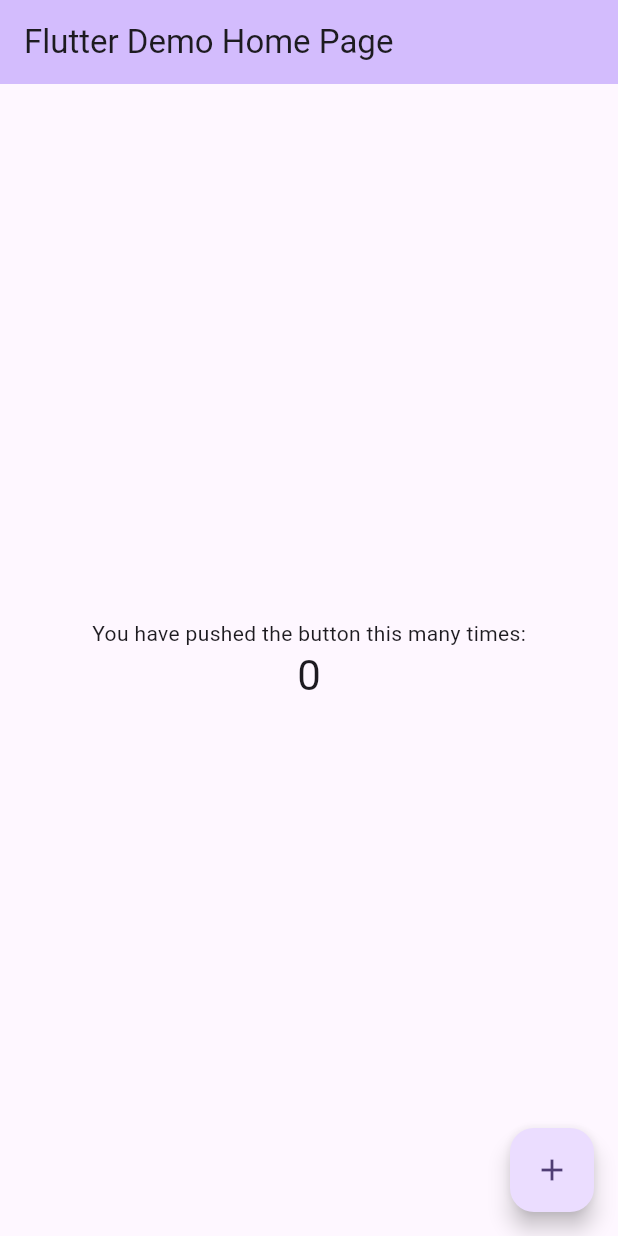
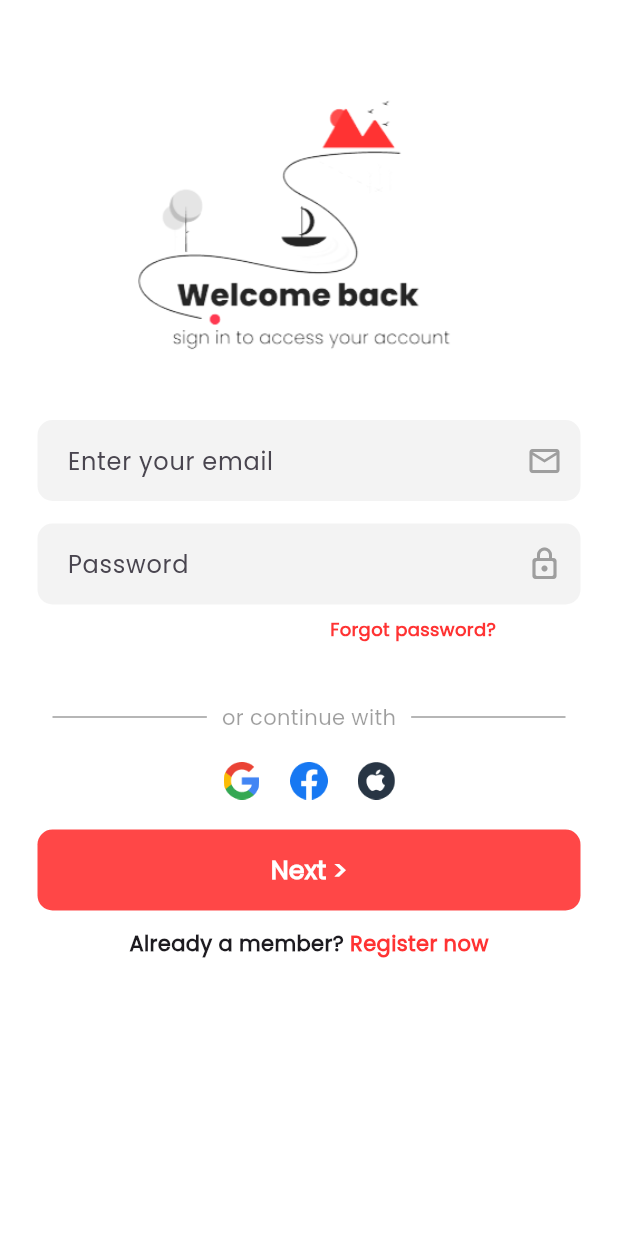
Before and after one commit to SANJAIKUMAR-28/Ride_Hailing_Service_UserApp, a Flutter app: the screen it shows after launch, on a phone screen of 412 x 824 dp. Run offline on Flutter 3.47's test engine with Material 2 defaults, Android fonts, the phone set to English and light mode, and no system bars.

Commit message:
login in sign up

```diff
--- /dev/null
+++ b/lib/LoginSignup/Login.dart
@@ -0,0 +1,244 @@
+import 'package:flutter/material.dart';
+import 'package:velocito/LoginSignup/Signup.dart';
+
+class Login extends StatefulWidget {
+  const Login({super.key});
+
+  @override
+  State<Login> createState() => _LoginState();
+}
+
+class _LoginState extends State<Login> {
+  final _formkey = GlobalKey<FormState>();
+  final emailEditingController = new TextEditingController();
+  final passwordEditingController = new TextEditingController();
+  @override
+  Widget build(BuildContext context) {
+    final emailField = Material(
+        borderRadius: BorderRadius.circular(10),
+        color: Color.fromRGBO(196, 196, 196, 0.2),
+        child: TextFormField(
+          autofocus: false,
+          controller: emailEditingController,
+          style: TextStyle(fontFamily: 'Arimo'),
+          keyboardType: TextInputType.emailAddress,
+          validator: (value) {
+            if (value!.isEmpty) {
+              return ("Enter your email");
+            }
+            // if(!RegExp("^[a-zA-Z0-9+_.-]+@[bitsathy]+.[a-z]").hasMatch(value)){
+            //   return("Please enter a valid email!");
+            // }
+            return null;
+          },
+          onSaved: (value) {
+            emailEditingController.text = value!;
+          },
+          textInputAction: TextInputAction.next,
+          decoration: InputDecoration(
+              suffixIcon: Icon(
+                Icons.mail_outline,
+                color: Colors.grey,
+              ),
+              contentPadding: EdgeInsets.fromLTRB(20, 15, 20, 15),
+              hintText: "Enter your email",
+              hintStyle: TextStyle(fontFamily: 'Arimo'),
+              border: InputBorder.none),
+        ));
+    final passwordField = Material(
+        borderRadius: BorderRadius.circular(10),
+        color: Color.fromRGBO(196, 196, 196, 0.2),
+        child: TextFormField(
+          autofocus: false,
+          controller: passwordEditingController,
+          style: TextStyle(fontFamily: 'Arimo'),
+          validator: (value) {
+            RegExp regex = new RegExp(r'^.{6,}$');
+            if (value!.isEmpty) {
+              return ("Password required");
+            }
+            if (!regex.hasMatch(value)) {
+              return ("Please enter valid password(Min. 6 character");
+            }
+          },
+          onSaved: (value) {
+            passwordEditingController.text = value!;
+          },
+          textInputAction: TextInputAction.next,
+          decoration: InputDecoration(
+              suffixIcon: Icon(Icons.lock_outline_rounded, color: Colors.grey),
+              contentPadding: EdgeInsets.fromLTRB(20, 15, 20, 15),
+              hintText: "Password",
+              hintStyle: TextStyle(fontFamily: 'Arimo'),
+              // suffixIcon: InkWell(
+              //   onTap: _toggleview,
+              //   child: Icon(
+              //     _isHidden
+              //         ?Icons.visibility_off_outlined
+              //         :Icons.visibility_outlined,
+              //     color: Color.fromRGBO(0, 0, 0, 1.0),
+              //   ),
+              // ),
+              border: InputBorder.none),
+        ));
+    final loginButton = Material(
+      borderRadius: BorderRadius.circular(10),
+      color: Color.fromRGBO(255, 51, 51, 0.9),
+      child: MaterialButton(
+        padding: EdgeInsets.fromLTRB(20, 15, 20, 15),
+        minWidth: MediaQuery.of(context).size.width,
+        onPressed: () async {},
+        child: Text(
+          "Next >",
+          textAlign: TextAlign.center,
+          style: TextStyle(
+              fontSize: 17,
+              fontFamily: 'Arimo',
+              color: Colors.white,
+              fontWeight: FontWeight.bold),
+        ),
+      ),
+    );
+    return Scaffold(
+      backgroundColor: Colors.white,
+      body: SingleChildScrollView(
+        child: Center(
+          child: Padding(
+            padding: const EdgeInsets.all(25.0),
+            child: Form(
+              key: _formkey,
+              child: Column(
+                children: [
+                  SizedBox(
+                    height: 30,
+                  ),
+                  Image.asset(
+                    'assets/loginimg.png',
+                    fit: BoxFit.fill,
+                    height: 200,
+                    width: 250,
+                  ),
+                  SizedBox(
+                    height: 25,
+                  ),
+                  emailField,
+                  SizedBox(
+                    height: 15,
+                  ),
+                  passwordField,
+                  SizedBox(
+                    height: 8,
+                  ),
+                  Row(children: [
+                    SizedBox(
+                      width: 195,
+                    ),
+                    InkWell(
+                      child: Text(
+                        'Forgot password?',
+                        style: TextStyle(
+                            fontSize: 12,
+                            fontFamily: 'Arimo',
+                            color: Color.fromRGBO(255, 51, 51, 1.0),
+                            fontWeight: FontWeight.bold),
+                      ),
+                      onTap: () {},
+                    ),
+                  ]),
+                  SizedBox(height: 40),
+                  Row(
+                    mainAxisAlignment: MainAxisAlignment.center,
+                    children: [
+                      Expanded(
+                        child: Divider(
+                          color: Colors.black38,
+                          indent: 10,
+                          endIndent: 10,
+                        ),
+                      ),
+                      Text(
+                        'or continue with',
+                        style: TextStyle(
+                            fontWeight: FontWeight.normal,
+                            color: Colors.black38,
+                            fontFamily: 'Arimo'),
+                      ),
+                      Expanded(
+                          child: Divider(
+                              color: Colors.black38, indent: 10, endIndent: 10))
+                    ],
+                  ),
+                  SizedBox(
+                    height: 20,
+                  ),
+                  Row(
+                    mainAxisAlignment: MainAxisAlignment.center,
+                    crossAxisAlignment: CrossAxisAlignment.center,
+                    children: [
+                      InkWell(
+                        child: Image.asset(
+                          'assets/google.png',
+                          height: 25,
+                          width: 25,
+                        ),
+                        onTap: () {},
+                      ),
+                      SizedBox(
+                        width: 20,
+                      ),
+                      InkWell(
+                        child: Image.asset(
+                          'assets/fb.png',
+                          height: 25,
+                          width: 25,
+                        ),
+                      ),
+                      SizedBox(
+                        width: 20,
+                      ),
+                      InkWell(
+                        child: Image.asset(
+                          'assets/apple.png',
+                          height: 25,
+                          width: 25,
+                        ),
+                      )
+                    ],
+                  ),
+                  SizedBox(
+                    height: 20,
+                  ),
+                  loginButton,
+                  SizedBox(height: 12),
+                  Row(
+                    mainAxisAlignment: MainAxisAlignment.center,
+                    children: <Widget>[
+                      Text("Already a member?",
+                          style: TextStyle(
+                              fontFamily: 'Arimo',
+                              fontWeight: FontWeight.w900)),
+                      GestureDetector(
+                        onTap: () {
+                          Navigator.push(
+                              context,
+                              MaterialPageRoute(
+                                  builder: (context) => Signup()));
+                        },
+                        child: Text(" Register now",
+                            style: TextStyle(
+                                color: Color.fromRGBO(255, 51, 51, 1.0),
+                                fontFamily: 'Arimo',
+                                fontWeight: FontWeight.bold,
+                                fontSize: 14)),
+                      ),
+                    ],
+                  ),
+                ],
+              ),
+            ),
+          ),
+        ),
+      ),
+    );
+  }
+}
--- a/lib/main.dart
+++ b/lib/main.dart
@@ -1,4 +1,6 @@
 import 'package:flutter/material.dart';
+import 'package:velocito/LoginSignup/Login.dart';
+import 'package:velocito/LoginSignup/Signup.dart';
 
 void main() {
   runApp(const MyApp());
@@ -11,7 +13,8 @@ class MyApp extends StatelessWidget {
   @override
   Widget build(BuildContext context) {
     return MaterialApp(
-      title: 'Flutter Demo',
+      debugShowCheckedModeBanner: false,
+      title: 'Velocito',
       theme: ThemeData(
         // This is the theme of your application.
         //
@@ -28,10 +31,10 @@ class MyApp extends StatelessWidget {
         //
         // This works for code too, not just values: Most code changes can be
         // tested with just a hot reload.
-        colorScheme: ColorScheme.fromSeed(seedColor: Colors.deepPurple),
+
         useMaterial3: true,
       ),
-      home: const MyHomePage(title: 'Flutter Demo Home Page'),
+      home: Login(),
     );
   }
 }
```
Also changed, not shown: lib/LoginSignup/Signup.dart (added, +294 -0 lines), pubspec.yaml (+12 -0 lines), assets/apple.png (added), assets/fb.png (added), assets/google.png (added), assets/loginimg.png (added), assets/signupimg.png (added), fonts/Poppins-Regular.ttf (added), pubspec.lock, 1 other file.
